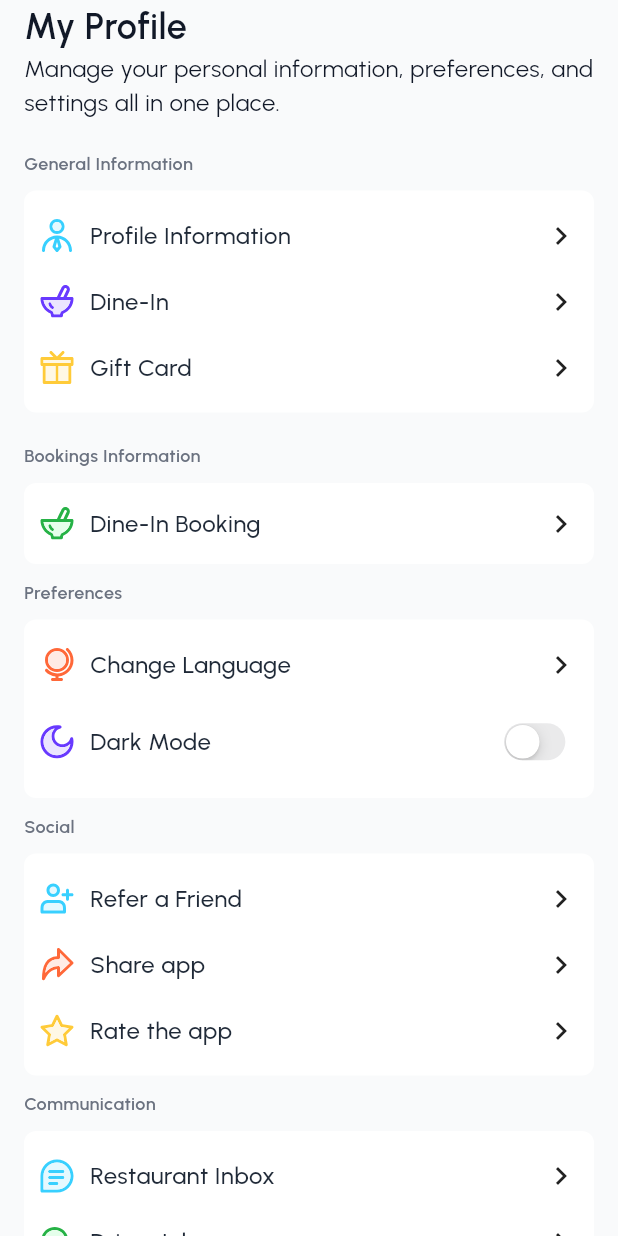
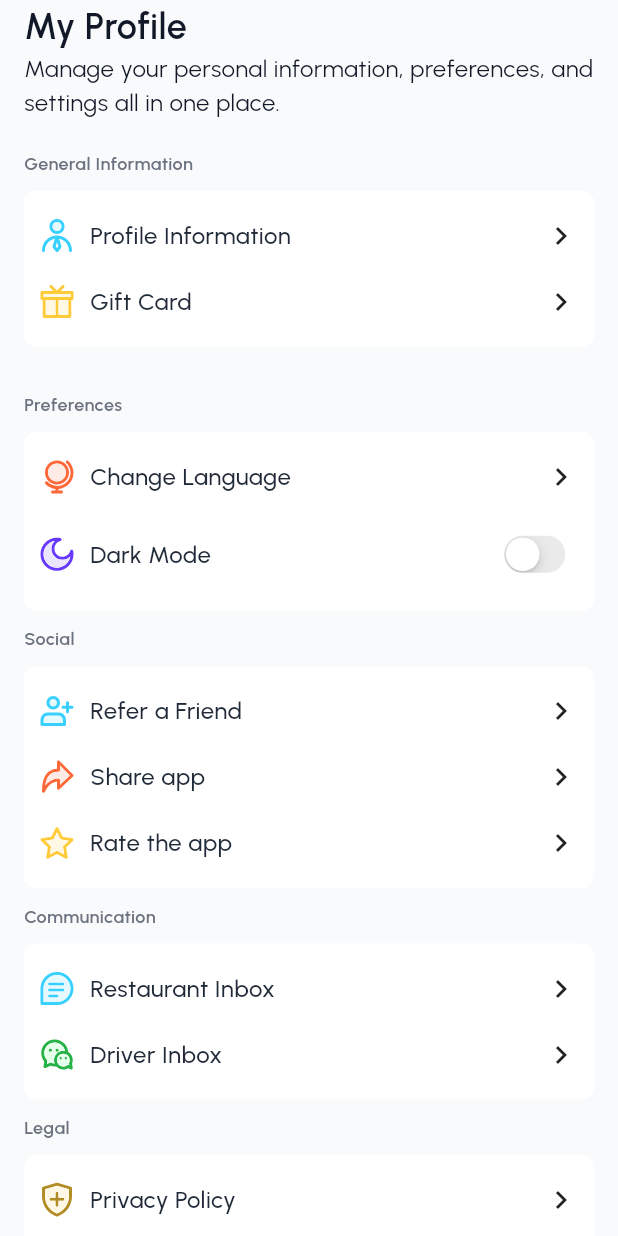
Before and after one commit to ankur1163/ukdeliveryapp, a Flutter app: the ProfileScreen screen opened directly, on a phone screen of 412 x 824 dp. Run offline on Flutter 3.47's test engine with Material 3 defaults, Android fonts, the phone set to English and light mode, and no system bars; our stand-ins replace badges, cached_network_image, cloud_firestore, country_code_picker, dotted_border, firebase_auth and 29 more; missing offline and left inert: bottom_picker, firebase_app_check, flutter_osm_plugin, flutter_paypal, flutter_polyline_points, flutter_stripe and 7 more; accounts and stored records are empty.

Commit message:
dine in options removed

```diff
--- a/lib/app/profile_screen/profile_screen.dart
+++ b/lib/app/profile_screen/profile_screen.dart
@@ -95,7 +95,7 @@ class ProfileScreen extends StatelessWidget {
                                         : cardDecoration(themeChange, controller, "assets/images/ic_profile.svg", "Profile Information".tr, () {
                                             Get.to(const EditProfileScreen());
                                           }),
-                                    if (Constant.isEnabledForCustomer == true)
+                                    if (Constant.isEnabledForCustomer == true && false)
                                       cardDecoration(themeChange, controller, "assets/images/ic_dinin.svg", "Dine-In".tr, () {
                                         Get.to(const DineInScreen());
                                       }),
@@ -109,7 +109,7 @@ class ProfileScreen extends StatelessWidget {
                             const SizedBox(
                               height: 20,
                             ),
-                            Constant.isEnabledForCustomer == true
+                            (Constant.isEnabledForCustomer == true && false)
                                 ? Column(
                                     crossAxisAlignment: CrossAxisAlignment.start,
                                     children: [
@@ -210,7 +210,7 @@ class ProfileScreen extends StatelessWidget {
                                           }),
                                     cardDecoration(themeChange, controller, "assets/icons/ic_share.svg", "Share app", () {
                                       Share.share(
-                                          'Check out Foodie, your ultimate food delivery application! \n\nGoogle Play: ${Constant.googlePlayLink} \n\nApp Store: ${Constant.appStoreLink}',
+                                          'Check out Uma\'s Kitchen, your ultimate food delivery application! \n\nGoogle Play: ${Constant.googlePlayLink} \n\nApp Store: ${Constant.appStoreLink}',
                                           subject: 'Look what I made!');
                                     }),
                                     cardDecoration(themeChange, controller, "assets/icons/ic_rate.svg", "Rate the app", () {
--- a/lib/lang/app_en.dart
+++ b/lib/lang/app_en.dart
@@ -34,7 +34,7 @@ const Map<String, String> enUS = {
   "Please enter valid password": "Please enter valid password",
   "or": "or",
   "Continue with Mobile Number": "Continue with Mobile Number",
-  "Didn’t have an account": "Didn’t have an account",
+  "Didn't have an account": "Didn't have an account",
   "Sign up": "Sign up",
   "Verify Your Number 📱": "Verify Your Number 📱",
   "Enter the OTP sent to your mobile number.": "Enter the OTP sent to your mobile number.",
@@ -42,7 +42,7 @@ const Map<String, String> enUS = {
   "Verify otp": "Verify otp",
   "Invalid Code": "Invalid Code",
   "Enter Valid otp": "Enter Valid otp",
-  "Did’t receive any code? ": "Did’t receive any code? ",
+  "Did't receive any code? ": "Did't receive any code? ",
   "Send Again": "Send Again",
   "Phone Number": "Phone Number",
   "Enter Phone Number": "Enter Phone Number",
@@ -101,7 +101,7 @@ const Map<String, String> enUS = {
   "Fix Price": "Fix Price",
   "Tap To Apply": "Tap To Apply",
   "Order Placed": "Order Placed",
-  "Your delicious meal is on its way! Sit tight and we’ll handle the rest.": "Your delicious meal is on its way! Sit tight and we’ll handle the rest.",
+  "Your delicious meal is on its way! Sit tight and we'll handle the rest.": "Your delicious meal is on its way! Sit tight and we'll handle the rest.",
   "Order ID": "Order ID",
   "Placing your order": "Placing your order",
   "Review your items and proceed to checkout for a delicious experience.": "Review your items and proceed to checkout for a delicious experience.",
@@ -201,7 +201,7 @@ const Map<String, String> enUS = {
   "gallery": "gallery",
   "Your Favourites, All in One Place": "Your Favourites, All in One Place",
   "Please Log In to Continue": "Please Log In to Continue",
-  "You’re not logged in. Please sign in to access your account and explore all features.": "You’re not logged in. Please sign in to access your account and explore all features.",
+  "You're not logged in. Please sign in to access your account and explore all features.": "You're not logged in. Please sign in to access your account and explore all features.",
   "Log in": "Log in",
   "Favourite Restaurants": "Favourite Restaurants",
   "Favourite Foods": "Favourite Foods",
@@ -209,7 +209,7 @@ const Map<String, String> enUS = {
   "Favourite Foods not found": "Favourite Foods not found",
   "Non Veg.": "Non Veg.",
   "Pure veg.": "Pure veg.",
-  "No worries!! We’ll send you reset instructions": "No worries!! We’ll send you reset instructions",
+  "No worries!! We'll send you reset instructions": "No worries!! We'll send you reset instructions",
   "Customize Gift Card": "Customize Gift Card",
   "Choose an amount": "Choose an amount",
   "Enter gift card amoun": "Enter gift card amoun",
@@ -305,11 +305,11 @@ const Map<String, String> enUS = {
   "Refer your friend and earn": "Refer your friend and earn",
   "Each🎉": "Each🎉",
   "Invite Friends & Businesses": "Invite Friends & Businesses",
-  "Invite your friends to sign up with Foodie using your code, and you’ll earn after their Success the first order! 💸🍔":
-      "Invite your friends to sign up with Foodie using your code, and you’ll earn after their Success the first order! 💸🍔",
+  "Invite your friends to sign up with Uma's Kitchen using your code, and you'll earn after their Success the first order! 💸🍔":
+      "Invite your friends to sign up with Uma's Kitchen using your code, and you'll earn after their Success the first order! 💸🍔",
   "Share Code": "Share Code",
-  "Hey there, thanks for choosing Foodie. Hope you love our product. If you do, share it with your friends using code":
-      "Hey there, thanks for choosing Foodie. Hope you love our product. If you do, share it with your friends using code",
+  "Hey there, thanks for choosing Uma's Kitchen. Hope you love our product. If you do, share it with your friends using code":
+      "Hey there, thanks for choosing Uma's Kitchen. Hope you love our product. If you do, share it with your friends using code",
   "Timing is not added by restaurant": "Timing is not added by restaurant",
   "Also applicable on table booking": "Also applicable on table booking",
   "Additional Offers": "Additional Offers",
@@ -340,15 +340,15 @@ const Map<String, String> enUS = {
   "Please Enter minimum amount of": "Please Enter minimum amount of",
   "Keep track of your balance, transactions, and payment methods all in one place.": "Keep track of your balance, transactions, and payment methods all in one place.",
   "Transaction not found": "Transaction not found",
-  "Foodie": "Foodie",
+  "Foodie": "Uma's Kitchen",
   "Get Started": "Get Started",
-  "Welcome to Foodie": "Welcome to Foodie",
+  "Welcome to Foodie": "Welcome to Uma's Kitchen",
   "Your Favorite Food Delivered Fast!": "Your Favorite Food Delivered Fast!",
   "Cancel Payment": "Cancel Payment",
   "Exit": "Exit",
   "Continue Payment": "Continue Payment",
   "we Enter In": "we Enter In",
-  "Foodie Customer": "Foodie Customer",
+  "Foodie Customer": "Uma's Kitchen Customer",
   "Gift Card": "Gift Card",
   "Dine-In": "Dine-In",
   "Dine-In Booking": "Dine-In Booking",
@@ -356,7 +356,7 @@ const Map<String, String> enUS = {
   "Legal": "Legal",
   "Delivery": "Delivery",
   "Email": "Email",
-  "Didn’t have an account?": "Didn’t have an account?",
+  "Didn't have an account?": "Didn't have an account?",
   "Log out": "Log out",
   "Top up": "Top up",
   "My Wallet": "My Wallet",
```
Also changed, not shown: 4 other files.
